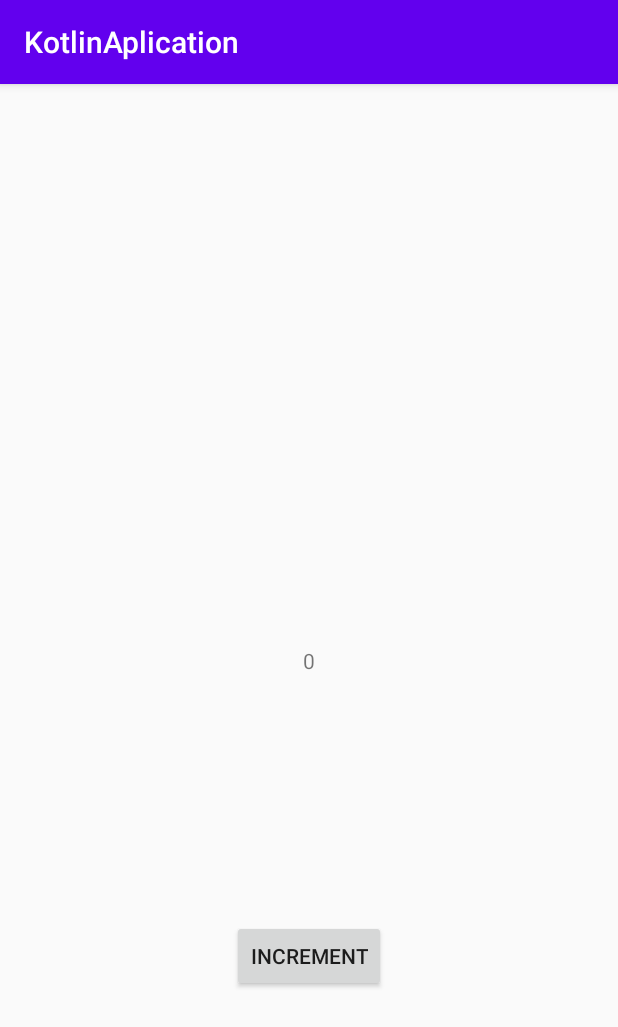
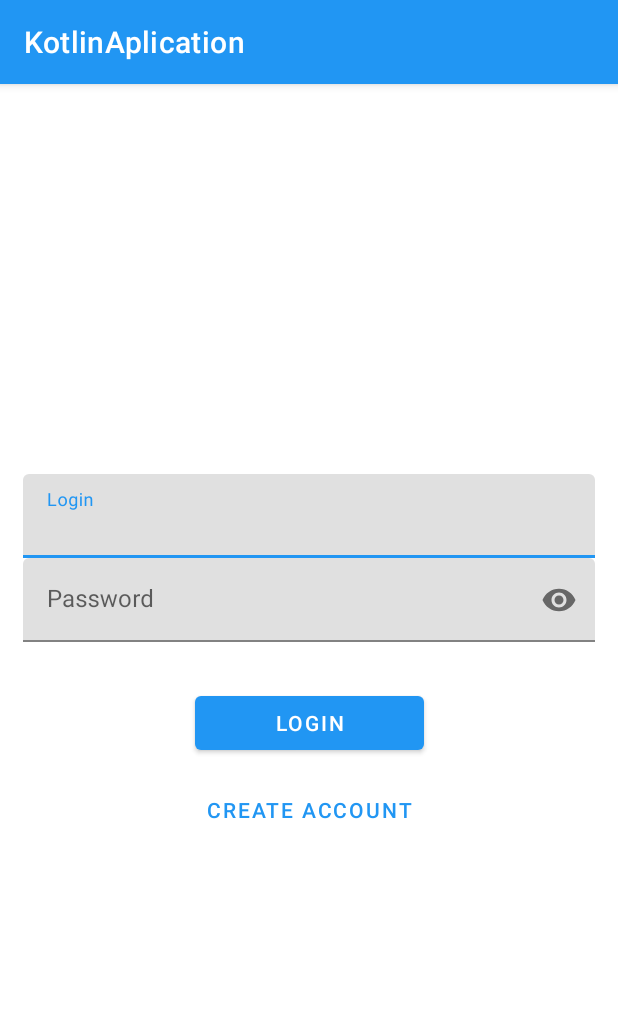
Before and after one commit to NicolasPrst/KotlinAplication, an Android app built with Jetpack Compose: the screen it shows after launch (MainActivity), on a phone screen of 412 x 824 dp. Shown: the top 1027 px of the screen. Run offline under Robolectric (Android 15) with nearby library versions, the phone set to English and light mode, and no system bars; our stand-ins replace Room's generated code; libraries missing offline, so code that uses them is left out: org.koin.androidx.

Commit message:
Clean Archi + Room + Login Page

```diff
--- a/app/build.gradle
+++ b/app/build.gradle
@@ -52,6 +52,10 @@ dependencies {
     implementation "androidx.room:room-ktx:$room_version"
     testImplementation "androidx.room:room-testing:$room_version"
 
+    //Materials
+    def mat_version = "1.2.1"
+    implementation "com.google.android.material:material:$mat_version"
+
     testImplementation 'junit:junit:4.12'
     androidTestImplementation 'androidx.test.ext:junit:1.1.2'
     androidTestImplementation 'androidx.test.espresso:espresso-core:3.3.0'
--- a/app/src/main/java/com/project/kotlinaplication/Data/Local/DatabaseDao.kt
+++ b/app/src/main/java/com/project/kotlinaplication/Data/Local/DatabaseDao.kt
@@ -12,7 +12,7 @@ interface DatabaseDao {
     fun getAll(): List<UserLocal>
 
     @Query("SELECT * FROM UserLocal WHERE email LIKE :email LIMIT 1")
-    fun findByName(email: String): UserLocal
+    fun findByName(email: String): UserLocal?
 
     @Insert
     fun insert(vararg users: UserLocal)
--- a/app/src/main/java/com/project/kotlinaplication/Data/Repository/UserRepository.kt
+++ b/app/src/main/java/com/project/kotlinaplication/Data/Repository/UserRepository.kt
@@ -13,8 +13,8 @@ class UserRepository(
         databaseDao.insert(user.toData())
     }
 
-    fun getUser(email: String): User {
-        val userLocal: UserLocal = databaseDao.findByName(email)
-        return userLocal.toEntity()
+    fun getUser(email: String): User? {
+        val userLocal: UserLocal? = databaseDao.findByName(email)
+        return userLocal?.toEntity()
     }
 }
--- a/app/src/main/java/com/project/kotlinaplication/Domain/UseCase/GetUserUseCase.kt
+++ b/app/src/main/java/com/project/kotlinaplication/Domain/UseCase/GetUserUseCase.kt
@@ -4,7 +4,7 @@ import com.project.kotlinaplication.Data.Repository.UserRepository
 import com.project.kotlinaplication.Domain.Entity.User
 
 class GetUserUseCase(private val userRepository: UserRepository) {
-    suspend fun invoke(email: String): User{
+    suspend fun invoke(email: String): User?{
         return userRepository.getUser(email)
 
     }
--- a/app/src/main/java/com/project/kotlinaplication/Presentation/Main/MainActivity.kt
+++ b/app/src/main/java/com/project/kotlinaplication/Presentation/Main/MainActivity.kt
@@ -3,6 +3,7 @@ package com.project.kotlinaplication.Presentation.Main
 import androidx.appcompat.app.AppCompatActivity
 import android.os.Bundle
 import androidx.lifecycle.Observer
+import com.google.android.material.dialog.MaterialAlertDialogBuilder
 import com.project.kotlinaplication.R
 import kotlinx.android.synthetic.main.activity_main.*
 import org.koin.android.ext.android.inject
@@ -15,13 +16,24 @@ class MainActivity : AppCompatActivity() {
         super.onCreate(savedInstanceState)
         setContentView(R.layout.activity_main)
 
-        main_button.setOnClickListener{
-            mainViewModel.onClickedIncrement("")
+        mainViewModel.loginLiveData.observe(this, Observer {
+            when(it){
+                is LoginSuccess ->{
+
+                }
+                LoginError -> {
+                    MaterialAlertDialogBuilder(this)
+                        .setTitle("Error")
+                        .setMessage("Incorrect account")
+                        .setPositiveButton("Accept"){ dialog, which ->
+                            dialog.dismiss()
+                        }
+                        .show()
+                }
+            }
+        })
+        login_button.setOnClickListener{
+            mainViewModel.onClickedLogIn(login_edit.text.toString().trim(), password_edit.text.toString())
         }
-
-        mainViewModel.counter.observe(this, Observer {
-            value -> main_text.text = value.toString()
-        })
-
     }
 }
--- a/app/src/main/res/layout/activity_main.xml
+++ b/app/src/main/res/layout/activity_main.xml
@@ -4,27 +4,74 @@
     xmlns:tools="http://schemas.android.com/tools"
     android:layout_width="match_parent"
     android:layout_height="match_parent"
+    android:padding="15dp"
     tools:context=".Presentation.Main.MainActivity">
 
-    <TextView
-        android:id="@+id/main_text"
+    <com.google.android.material.textfield.TextInputLayout
+        android:id="@+id/login_input_layout"
+        android:layout_width="match_parent"
+        android:layout_height="wrap_content"
+        android:hint="Login"
+        app:layout_constraintVertical_chainStyle="packed"
+        app:layout_constraintTop_toTopOf="parent"
+        app:layout_constraintStart_toStartOf="parent"
+        app:layout_constraintEnd_toEndOf="parent"
+        app:layout_constraintBottom_toTopOf="@+id/password_input_layout"
+        >
+
+        <com.google.android.material.textfield.TextInputEditText
+            android:id="@+id/login_edit"
+            android:layout_width="match_parent"
+            android:layout_height="wrap_content"
+            android:inputType="text"
+            />
+
+    </com.google.android.material.textfield.TextInputLayout>
+
+    <com.google.android.material.textfield.TextInputLayout
+        android:id="@+id/password_input_layout"
+        android:layout_width="match_parent"
+        android:layout_height="wrap_content"
+        android:hint="Password"
+        app:layout_constraintTop_toBottomOf="@+id/login_input_layout"
+        app:layout_constraintStart_toStartOf="parent"
+        app:layout_constraintEnd_toEndOf="parent"
+        app:layout_constraintBottom_toTopOf="@id/login_button"
+        app:endIconMode="password_toggle"
+        >
+
+        <com.google.android.material.textfield.TextInputEditText
+            android:id="@+id/password_edit"
+            android:layout_width="match_parent"
+            android:layout_height="wrap_content"
+            android:inputType="textPassword"
+            />
+
+    </com.google.android.material.textfield.TextInputLayout>
+
+    <com.google.android.material.button.MaterialButton
+        android:id="@+id/login_button"
+        android:layout_width="0dp"
+        android:layout_height="wrap_content"
+        android:layout_marginTop="30dp"
+        android:text="Login"
+        app:layout_constraintBottom_toTopOf="@+id/create_account_button"
+        app:layout_constraintLeft_toLeftOf="@+id/create_account_button"
+        app:layout_constraintRight_toRightOf="@+id/create_account_button"
+        app:layout_constraintTop_toBottomOf="@+id/password_input_layout"
+        />
+
+    <com.google.android.material.button.MaterialButton
+        android:id="@+id/create_account_button"
         android:layout_width="wrap_content"
         android:layout_height="wrap_content"
-        android:text="Hello World!"
+        style="@style/Widget.MaterialComponents.Button.TextButton"
+        android:layout_marginTop="10dp"
+        android:text="Create Account"
         app:layout_constraintBottom_toBottomOf="parent"
         app:layout_constraintLeft_toLeftOf="parent"
         app:layout_constraintRight_toRightOf="parent"
-        app:layout_constraintTop_toTopOf="parent" />
-
-    <Button
-        android:id="@+id/main_button"
-        android:layout_width="wrap_content"
-        android:layout_height="wrap_content"
-        android:text="Increment"
-        app:layout_constraintBottom_toBottomOf="parent"
-        app:layout_constraintLeft_toLeftOf="parent"
-        app:layout_constraintRight_toRightOf="parent"
-        app:layout_constraintTop_toBottomOf="@+id/main_text"
+        app:layout_constraintTop_toBottomOf="@+id/login_button"
         />
 
 </androidx.constraintlayout.widget.ConstraintLayout>
--- a/app/src/main/res/values/colors.xml
+++ b/app/src/main/res/values/colors.xml
@@ -1,6 +1,6 @@
 <?xml version="1.0" encoding="utf-8"?>
 <resources>
-    <color name="colorPrimary">#6200EE</color>
-    <color name="colorPrimaryDark">#3700B3</color>
-    <color name="colorAccent">#03DAC5</color>
+    <color name="colorPrimary">#2196f3</color>
+    <color name="colorPrimaryDark">#0069c0</color>
+    <color name="colorAccent">#6ec6ff</color>
 </resources>
--- a/app/src/main/res/values/styles.xml
+++ b/app/src/main/res/values/styles.xml
@@ -1,6 +1,6 @@
 <resources>
     <!-- Base application theme. -->
-    <style name="AppTheme" parent="Theme.AppCompat.Light.DarkActionBar">
+    <style name="AppTheme" parent="Theme.MaterialComponents.Light.DarkActionBar">
         <!-- Customize your theme here. -->
         <item name="colorPrimary">@color/colorPrimary</item>
         <item name="colorPrimaryDark">@color/colorPrimaryDark</item>
```
Also changed, not shown: app/src/main/java/com/project/kotlinaplication/Presentation/Main/LoginStatus.kt (added, +8 -0 lines), app/src/main/java/com/project/kotlinaplication/Presentation/Main/MainViewModel.kt (+14 -11 lines).
